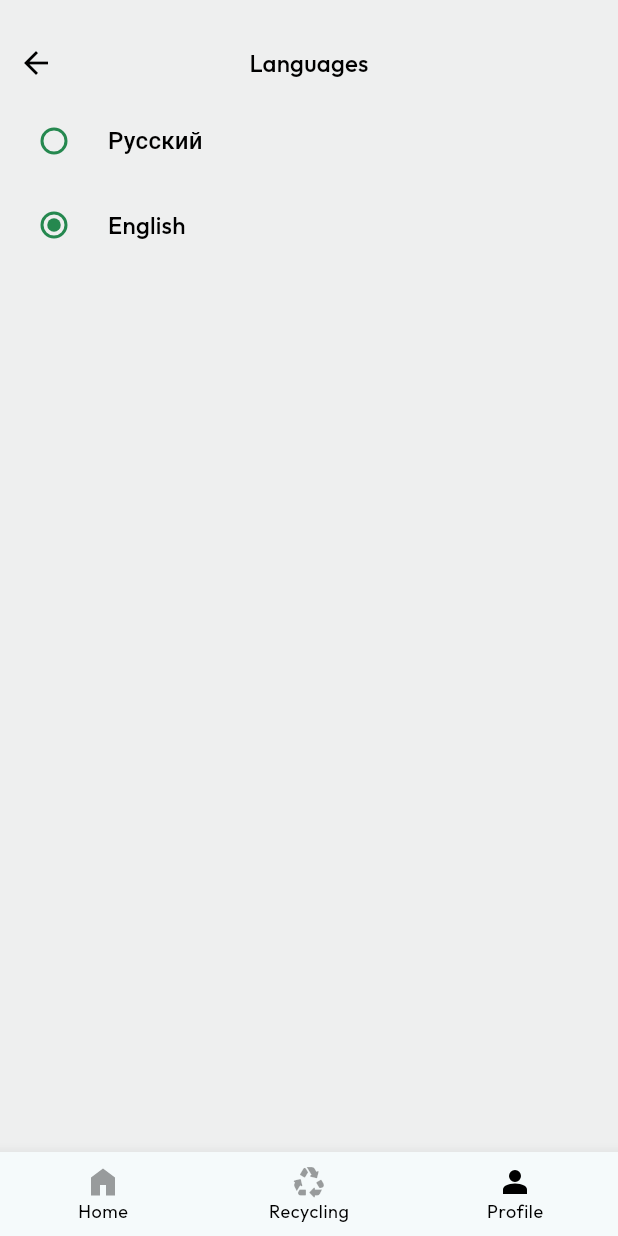
After one commit to yend0/ecos-mobile, a Flutter app: the LocalizationPage screen opened by its route, after a tap on "Русский", after a tap on "English", on a phone screen of 412 x 824 dp. The commit adds this screen. Run offline on Flutter 3.47's test engine with Material 3 defaults, Android fonts, the phone set to English and light mode, and no system bars; our stand-ins replace easy_localization, flutter_svg, go_router; statements that could not run were skipped.

Commit message:
add localization page with change locale

```diff
--- /dev/null
+++ b/ecos/lib/features/profile/localization/localization.dart
@@ -0,0 +1 @@
+export 'view/view.dart';
--- /dev/null
+++ b/ecos/lib/features/profile/localization/view/localization_page.dart
@@ -0,0 +1,68 @@
+import 'package:flutter/material.dart';
+
+import 'package:easy_localization/easy_localization.dart';
+
+import 'package:go_router/go_router.dart';
+
+import 'package:ecos/features/profile/profile.dart';
+
+import 'package:ecos/generated/generated.dart';
+
+class LocalizationPage extends StatefulWidget {
+  const LocalizationPage({super.key});
+
+  @override
+  State<LocalizationPage> createState() => _LocalizationPageState();
+}
+
+class _LocalizationPageState extends State<LocalizationPage> {
+  @override
+  Widget build(BuildContext context) {
+    final theme = Theme.of(context);
+    var selectedLanguage = context.locale.toString();
+
+    return Scaffold(
+      body: CustomScrollView(
+        slivers: [
+          TitleAppBar(
+            text: LocaleKeys.buttons_languages.tr(),
+            onPressed: () => context.go('/profile'),
+          ),
+          SliverToBoxAdapter(
+            child: Column(
+              crossAxisAlignment: CrossAxisAlignment.start,
+              children: [
+                RadioListTile(
+                    title: Text(
+                      'Русский',
+                      style: theme.textTheme.titleMedium,
+                    ),
+                    value: 'ru_RU',
+                    groupValue: selectedLanguage,
+                    onChanged: (value) {
+                      setState(() {
+                        context.setLocale(Locale('ru', 'RU'));
+                        selectedLanguage = context.locale.toString();
+                      });
+                    }),
+                RadioListTile(
+                    title: Text(
+                      'English',
+                      style: theme.textTheme.titleMedium,
+                    ),
+                    value: 'en_US',
+                    groupValue: selectedLanguage,
+                    onChanged: (value) {
+                      setState(() {
+                        context.setLocale(Locale('en', 'US'));
+                        selectedLanguage = context.locale.toString();
+                      });
+                    }),
+              ],
+            ),
+          ),
+        ],
+      ),
+    );
+  }
+}
--- /dev/null
+++ b/ecos/lib/features/profile/localization/view/view.dart
@@ -0,0 +1 @@
+export 'localization_page.dart';
--- a/ecos/lib/features/profile/view/profile_page.dart
+++ b/ecos/lib/features/profile/view/profile_page.dart
@@ -20,7 +20,7 @@
     ),
     ClickItem(
       title: LocaleKeys.buttons_languages.tr(),
-      path: '/profile',
+      path: '/profile/localization',
     ),
   ];
 
--- a/ecos/lib/features/profile/widgets/title_app_bar.dart
+++ b/ecos/lib/features/profile/widgets/title_app_bar.dart
@@ -19,8 +19,6 @@
       automaticallyImplyLeading: false,
       bottom: PreferredSize(
         preferredSize: const Size.fromRadius(5.0),
-        child: Padding(
-          padding: const EdgeInsets.symmetric(horizontal: 16.0),
         child: Stack(
           alignment: Alignment.center,
           children: [
@@ -39,7 +37,6 @@
           ],
         ),
       ),
-      ),
     );
   }
 }
--- a/ecos/lib/router/app_router.dart
+++ b/ecos/lib/router/app_router.dart
@@ -1,3 +1,4 @@
+import 'package:ecos/features/profile/localization/view/localization_page.dart';
 import 'package:go_router/go_router.dart';
 
 import 'package:ecos/features/home/home.dart';
@@ -40,6 +41,10 @@
                   builder: (context, state) => const AccountPage(),
                 ),
                 GoRoute(
+                  path: 'localization',
+                  builder: (context, state) => const LocalizationPage(),
+                ),
+                GoRoute(
                   path: 'history',
                   builder: (context, state) => const HistoryPage(),
                 ),
```
Lines whose indentation alone changed are shown as unchanged.
